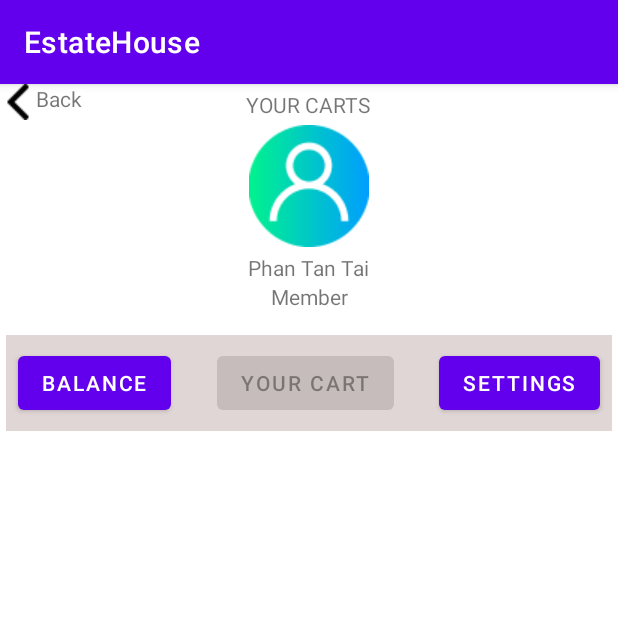
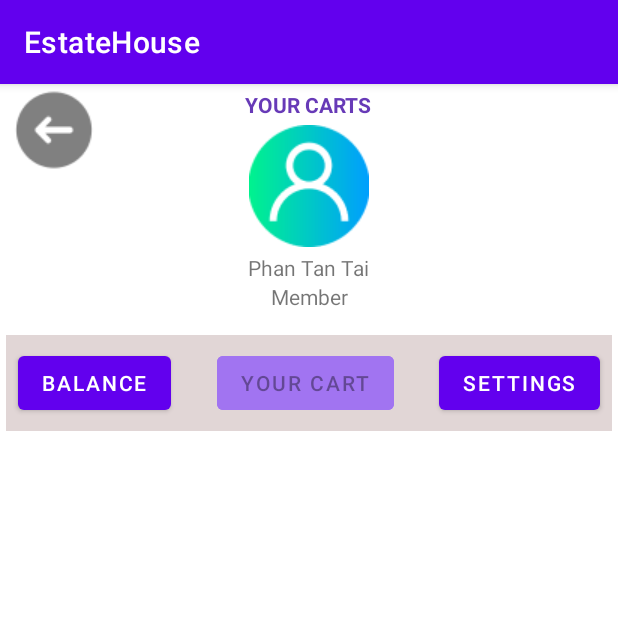
Before and after one commit to taiprovip3/EstateHouseApp, an Android app: the screen it shows after launch (CartScreen), on a phone screen of 412 x 824 dp, the top half of it. Run offline under Robolectric (Android 15) with nearby library versions, the phone set to English and light mode, and no system bars; our stand-ins replace Firebase (no records; nobody signed in at launch, a user with empty details on screens opened directly), Picasso; libraries missing offline, so code that uses them is left out: vn.thanguit.toastperfect; 2 statements that could not run were skipped.

Commit message:
hiệu chỉnh tùm lum

```diff
--- a/app/src/main/java/com/example/estatehouse/CartScreen.java
+++ b/app/src/main/java/com/example/estatehouse/CartScreen.java
@@ -3,14 +3,22 @@ package com.example.estatehouse;
 import androidx.annotation.NonNull;
 import androidx.appcompat.app.AppCompatActivity;
 
+import android.content.Intent;
+import android.net.Uri;
 import android.os.Bundle;
 import android.util.Log;
+import android.view.View;
+import android.widget.Button;
+import android.widget.ImageView;
 import android.widget.ListView;
+import android.widget.TextView;
 import android.widget.Toast;
 
 import com.example.estatehouse.adapter.CartAdapter;
 import com.example.estatehouse.entity.HouseCart;
+import com.example.estatehouse.entity.User;
 import com.google.android.gms.tasks.OnCompleteListener;
+import com.google.android.gms.tasks.OnSuccessListener;
 import com.google.android.gms.tasks.Task;
 import com.google.firebase.auth.FirebaseAuth;
 import com.google.firebase.auth.FirebaseUser;
@@ -18,9 +26,14 @@ import com.google.firebase.firestore.CollectionReference;
 import com.google.firebase.firestore.FirebaseFirestore;
 import com.google.firebase.firestore.QueryDocumentSnapshot;
 import com.google.firebase.firestore.QuerySnapshot;
+import com.google.firebase.storage.FirebaseStorage;
+import com.google.firebase.storage.StorageReference;
+import com.squareup.picasso.Picasso;
 
 import java.util.ArrayList;
 import java.util.List;
+
+import vn.thanguit.toastperfect.ToastPerfect;
 
 public class CartScreen extends AppCompatActivity {
 
@@ -28,37 +41,109 @@ public class CartScreen extends AppCompatActivity {
     ListView listView;
     CartAdapter cartAdapter;
     FirebaseFirestore db;
-    CollectionReference cartReference;
+    CollectionReference cartReference, userReference;
     FirebaseAuth mAuth;
     FirebaseUser currentUser;
+    FirebaseStorage storage;
+    StorageReference storageReference;
+    StorageReference imageReference;
+    ImageView avatarView, btnBack;
+    TextView fullNameView, roleView;
+    Button btnSetting, btnBalance;
 
     @Override
     protected void onCreate(Bundle savedInstanceState) {
         super.onCreate(savedInstanceState);
         setContentView(R.layout.activity_cart_screen);
 
+        avatarView = findViewById(R.id.cart_avatarView);
+        fullNameView = findViewById(R.id.cart_fullNameView);
+        roleView = findViewById(R.id.cart_roleView);
+        storage = FirebaseStorage.getInstance();
+        storageReference = storage.getReferenceFromUrl("gs://estatehouse-4ee84.appspot.com");
         mAuth = FirebaseAuth.getInstance();
         currentUser = mAuth.getCurrentUser();
         db = FirebaseFirestore.getInstance();
+        userReference = db.collection("users");
         cartReference = db.collection("carts");
         houseCarts = new ArrayList<HouseCart>();
         listView = (ListView) findViewById(R.id.cart_listView);
+        btnBack = findViewById(R.id.cart_btnBack);
+        btnSetting = findViewById(R.id.cart_btnSetting);
+        btnBalance = findViewById(R.id.cart_btnBalance);
+
+        setOnClick();
+
         cartReference
                 .whereEqualTo("email", currentUser.getEmail())
                 .get()
                 .addOnCompleteListener(new OnCompleteListener<QuerySnapshot>() {
                     @Override
                     public void onComplete(@NonNull Task<QuerySnapshot> task) {
-                        if(task.isSuccessful()){
-                            for(QueryDocumentSnapshot documentSnapshot : task.getResult()){
+                        if (task.isSuccessful()) {
+                            for (QueryDocumentSnapshot documentSnapshot : task.getResult()) {
                                 HouseCart cart = documentSnapshot.toObject(HouseCart.class);
                                 houseCarts.add(cart);
                             }
                             cartAdapter = new CartAdapter(houseCarts, CartScreen.this);
                             listView.setAdapter(cartAdapter);
-                        }else
+                        } else
                             Log.w("ERROR-GET-FIRESTORE", "Error getting documents.", task.getException());
                     }
                 });
     }
+
+    private void setOnClick() {
+        btnBack.setOnClickListener(new View.OnClickListener() {
+            @Override
+            public void onClick(View view) {
+                Intent intent = new Intent(CartScreen.this, ProfieScreen.class);
+                startActivity(intent);
+            }
+        });
+        btnSetting.setOnClickListener(new View.OnClickListener() {
+            @Override
+            public void onClick(View view) {
+                Intent intent = new Intent(CartScreen.this, ProfieScreen.class);
+                startActivity(intent);
+            }
+        });
+        btnBalance.setOnClickListener(new View.OnClickListener() {
+            @Override
+            public void onClick(View view) {
+                ToastPerfect.makeText(CartScreen.this, ToastPerfect.INFORMATION, "Change to balance screen!", ToastPerfect.BOTTOM, ToastPerfect.LENGTH_LONG).show();
+            }
+        });
+    }
+
+    @Override
+    public void onStart() {
+        super.onStart();
+        String email = currentUser.getEmail();
+        userReference.whereEqualTo("email", email)
+                .get()
+                .addOnCompleteListener(new OnCompleteListener<QuerySnapshot>() {
+                    @Override
+                    public void onComplete(@NonNull Task<QuerySnapshot> task) {
+                        if(task.isSuccessful()){
+                            for (QueryDocumentSnapshot document : task.getResult()) {
+                                User user = new User();
+                                user = document.toObject(User.class);
+                                user.setDocumentId(document.getId());
+                                imageReference = storageReference.child("images/"+user.getAvatar());
+                                imageReference.getDownloadUrl().addOnSuccessListener(new OnSuccessListener<Uri>() {
+                                    @Override
+                                    public void onSuccess(Uri uri) {
+                                        Picasso.get()
+                                                .load(uri)
+                                                .into(avatarView);
+                                    }
+                                });
+                                fullNameView.setText(user.getFirstName() + " " + user.getLastName());
+                                roleView.setText(user.getRole());
+                            }
+                        }
+                    }
+                });
+    }
 }
--- a/app/src/main/java/com/example/estatehouse/SellerScreen.java
+++ b/app/src/main/java/com/example/estatehouse/SellerScreen.java
@@ -76,7 +76,7 @@ public class SellerScreen extends AppCompatActivity {
         edBedroom = findViewById(R.id.sll_edBedroom);
         edBathroom = findViewById(R.id.sll_edBathroom);
         edLivingArea = findViewById(R.id.sll_edLivingArea);
-        homePage = findViewById(R.id.sll_homePageIcon);
+        homePage = findViewById(R.id.sll_btnBack);
         imageChosen = findViewById(R.id.sll_imageChosen);
 
         //setOnClickListenter
--- a/app/src/main/java/com/example/estatehouse/adapter/HomepageAdapter.java
+++ b/app/src/main/java/com/example/estatehouse/adapter/HomepageAdapter.java
@@ -93,7 +93,6 @@ public class HomepageAdapter extends BaseAdapter {
         view.setOnClickListener(new View.OnClickListener() {
             @Override
             public void onClick(View view) {
-                Toast.makeText(context, h.toString(), Toast.LENGTH_LONG).show();
                 Intent intent = new Intent(context, DetailScreen.class);
                 Bundle bundle = new Bundle();
                 bundle.putString("imageHouse", h.getImage());
--- a/app/src/main/res/layout/activity_cart_screen.xml
+++ b/app/src/main/res/layout/activity_cart_screen.xml
@@ -5,22 +5,6 @@
     android:layout_width="match_parent"
     android:layout_height="match_parent"
     tools:context=".CartScreen">
-
-    <ImageView
-        android:id="@+id/imageView17"
-        android:layout_width="wrap_content"
-        android:layout_height="wrap_content"
-        app:layout_constraintStart_toStartOf="parent"
-        app:layout_constraintTop_toTopOf="parent"
-        app:srcCompat="@drawable/image_5" />
-
-    <TextView
-        android:id="@+id/textView13"
-        android:layout_width="wrap_content"
-        android:layout_height="wrap_content"
-        android:text="Back"
-        app:layout_constraintStart_toEndOf="@+id/imageView17"
-        app:layout_constraintTop_toTopOf="parent" />
 
     <TextView
         android:id="@+id/textView29"
@@ -30,12 +14,14 @@
         android:layout_marginTop="4dp"
         android:layout_marginEnd="165dp"
         android:text="YOUR CARTS"
+        android:textColor="#673AB7"
+        android:textStyle="bold"
         app:layout_constraintEnd_toEndOf="parent"
         app:layout_constraintStart_toStartOf="parent"
         app:layout_constraintTop_toTopOf="parent" />
 
     <ImageView
-        android:id="@+id/imageView18"
+        android:id="@+id/cart_avatarView"
         android:layout_width="wrap_content"
         android:layout_height="wrap_content"
         android:layout_marginStart="163dp"
@@ -47,7 +33,7 @@
         app:srcCompat="@drawable/image_6" />
 
     <TextView
-        android:id="@+id/textView30"
+        android:id="@+id/cart_fullNameView"
         android:layout_width="wrap_content"
         android:layout_height="wrap_content"
         android:layout_marginStart="165dp"
@@ -56,10 +42,10 @@
         android:text="Phan Tan Tai"
         app:layout_constraintEnd_toEndOf="parent"
         app:layout_constraintStart_toStartOf="parent"
-        app:layout_constraintTop_toBottomOf="@+id/imageView18" />
+        app:layout_constraintTop_toBottomOf="@+id/cart_avatarView" />
 
     <TextView
-        android:id="@+id/textView31"
+        android:id="@+id/cart_roleView"
         android:layout_width="wrap_content"
         android:layout_height="wrap_content"
         android:layout_marginStart="176dp"
@@ -67,7 +53,7 @@
         android:text="Member"
         app:layout_constraintEnd_toEndOf="parent"
         app:layout_constraintStart_toStartOf="parent"
-        app:layout_constraintTop_toBottomOf="@+id/textView30" />
+        app:layout_constraintTop_toBottomOf="@+id/cart_fullNameView" />
 
     <View
         android:id="@+id/view3"
@@ -80,10 +66,9 @@
         app:layout_constraintEnd_toEndOf="parent"
         app:layout_constraintHorizontal_bias="0.0"
         app:layout_constraintStart_toStartOf="parent"
-        app:layout_constraintTop_toBottomOf="@+id/textView31" />
+        app:layout_constraintTop_toBottomOf="@+id/cart_roleView" />
 
     <Button
-        android:enabled="false"
         android:id="@+id/button5"
         android:layout_width="wrap_content"
         android:layout_height="wrap_content"
@@ -91,14 +76,16 @@
         android:layout_marginTop="8dp"
         android:layout_marginEnd="24dp"
         android:layout_marginBottom="8dp"
+        android:backgroundTint="#A174F1"
+        android:enabled="false"
         android:text="YOUR CART"
         app:layout_constraintBottom_toBottomOf="@+id/view3"
-        app:layout_constraintEnd_toStartOf="@+id/button6"
-        app:layout_constraintStart_toEndOf="@+id/button4"
+        app:layout_constraintEnd_toStartOf="@+id/cart_btnSetting"
+        app:layout_constraintStart_toEndOf="@+id/cart_btnBalance"
         app:layout_constraintTop_toTopOf="@+id/view3" />
 
     <Button
-        android:id="@+id/button4"
+        android:id="@+id/cart_btnBalance"
         android:layout_width="wrap_content"
         android:layout_height="wrap_content"
         android:layout_marginStart="8dp"
@@ -110,7 +97,7 @@
         app:layout_constraintTop_toTopOf="@+id/view3" />
 
     <Button
-        android:id="@+id/button6"
+        android:id="@+id/cart_btnSetting"
         android:layout_width="wrap_content"
         android:layout_height="wrap_content"
         android:layout_marginTop="8dp"
@@ -129,4 +116,14 @@
         app:layout_constraintEnd_toEndOf="parent"
         app:layout_constraintStart_toStartOf="parent"
         app:layout_constraintTop_toBottomOf="@+id/view3" />
+
+    <ImageView
+        android:id="@+id/cart_btnBack"
+        android:layout_width="wrap_content"
+        android:layout_height="wrap_content"
+        android:layout_marginStart="4dp"
+        android:layout_marginTop="4dp"
+        app:layout_constraintStart_toStartOf="parent"
+        app:layout_constraintTop_toTopOf="parent"
+        app:srcCompat="@drawable/image_14" />
 </androidx.constraintlayout.widget.ConstraintLayout>
```
Also changed, not shown: app/src/main/java/com/example/estatehouse/DetailScreen.java (+9 -1 lines), app/src/main/res/layout/activity_cart_itemview.xml (+12 -17 lines), app/src/main/res/layout/activity_detail_screen.xml (+10 -0 lines), app/src/main/res/layout/activity_homepage_itemview.xml (+51 -65 lines), app/src/main/res/layout/activity_seller_screen.xml (+14 -22 lines), app/src/main/res/drawable/image_14.png (added).
